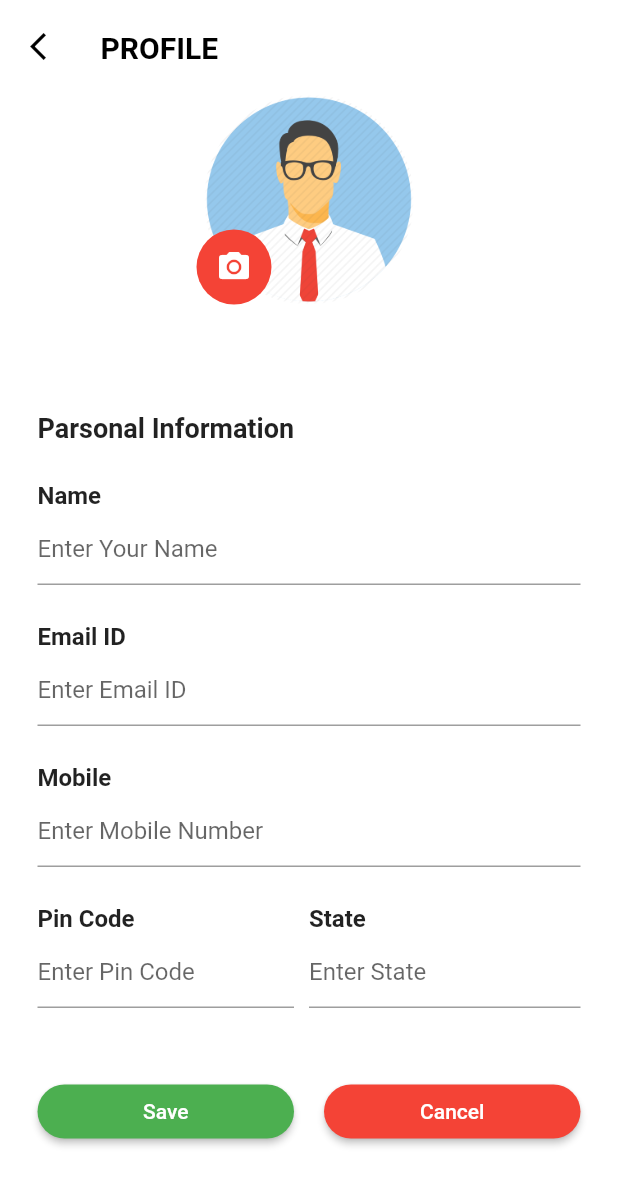
After one commit to barathprathosh/SupportPRO_APP, a Flutter app: the ProfilePage screen opened directly, after a tap on the "edit" icon, on a phone screen of 412 x 824 dp. The commit adds this screen. Shown: the top 1185 px of the screen. Run offline on Flutter 3.47's test engine with Material 2 defaults, Android fonts, the phone set to English and light mode, and no system bars; our stand-ins replace flutter_svg, form_field_validator; missing offline and left inert: flutter_overlay_loader; Roboto replaces fonts that are missing (sans-serif-light).

Commit message:
Login, Signup and My profile Created

```diff
--- /dev/null
+++ b/lib/Screens/Home/home_page.dart
@@ -0,0 +1,12 @@
+import 'package:flutter/material.dart';
+
+class HomePage extends StatelessWidget {
+  @override
+  Widget build(BuildContext context) {
+    return Scaffold(
+      appBar: AppBar(
+        title: Text("Home Page"),
+      ),
+    );
+  }
+}
--- a/lib/Screens/Login/components/body.dart
+++ b/lib/Screens/Login/components/body.dart
@@ -1,17 +1,29 @@
 import 'package:flutter/material.dart';
+import 'package:flutter_overlay_loader/flutter_overlay_loader.dart';
+import 'package:form_field_validator/form_field_validator.dart';
+import 'package:supportpro/Screens/Home/home_page.dart';
 import 'package:supportpro/Screens/Login/components/background.dart';
+import 'package:supportpro/Screens/Myprofile/myprofile.dart';
 import 'package:supportpro/Screens/Signup/signup_screen.dart';
 import 'package:supportpro/components/already_have_an_account_acheck.dart';
 import 'package:supportpro/components/rounded_button.dart';
 import 'package:supportpro/components/rounded_input_field.dart';
 import 'package:supportpro/components/rounded_password_field.dart';
 import 'package:flutter_svg/svg.dart';
+import 'package:supportpro/globals.dart';
+import 'package:http/http.dart' as http;
 
-class Body extends StatelessWidget {
-  const Body({
+class PasswordLoginPage extends StatefulWidget {
+  const PasswordLoginPage({
     Key key,
   }) : super(key: key);
 
+  @override
+  _PasswordLoginPageState createState() => _PasswordLoginPageState();
+}
+
+class _PasswordLoginPageState extends State<PasswordLoginPage> {
+  String username, password;
   @override
   Widget build(BuildContext context) {
     Size size = MediaQuery.of(context).size;
@@ -32,14 +44,18 @@ class Body extends StatelessWidget {
             SizedBox(height: size.height * 0.03),
             RoundedInputField(
               hintText: "Your Email",
-              onChanged: (value) {},
+              onChanged: (value) {
+                username = value;
+              },
             ),
             RoundedPasswordField(
-              onChanged: (value) {},
+              onChanged: (value) {
+                password = value;
+              },
             ),
             RoundedButton(
               text: "LOGIN",
-              press: () {},
+              press: () => verifyUser(username, password),
             ),
             SizedBox(height: size.height * 0.03),
             AlreadyHaveAnAccountCheck(
@@ -59,4 +75,48 @@ class Body extends StatelessWidget {
       ),
     );
   }
+
+  bool _obscureText = true;
+  void _toggle() {
+    setState(() {
+      _obscureText = !_obscureText;
+    });
+  }
+
+  TextEditingController textController = TextEditingController();
+  TextEditingController passwordController = TextEditingController();
+  final GlobalKey<ScaffoldState> scaffoldKey = GlobalKey<ScaffoldState>();
+  final formKey = GlobalKey<FormState>();
+  final requiredValidator =
+      RequiredValidator(errorText: 'This field is Required');
+
+  verifyUser(String username, String password) async {
+    print(username);
+    print(password);
+    setState(() {
+      Loader.show(context,
+          progressIndicator: CircularProgressIndicator(
+            backgroundColor: Colors.green,
+          ));
+    });
+    var url = Global.server + '/method/login';
+    Map data = {'usr': username, 'pwd': password};
+
+    Map<String, String> requestHeaders = {
+      'Content-Type': 'application/x-www-form-urlencoded',
+      'Accept': 'application/json'
+    };
+    var response = await http.post(url, body: data, headers: requestHeaders);
+    print(response.body);
+    // navigateToHome(response);
+    Loader.hide();
+    Navigator.push(
+      context,
+      MaterialPageRoute(
+        builder: (context) {
+          return ProfilePage();
+        },
+      ),
+    );
+  }
 }
--- a/lib/Screens/Login/login_screen.dart
+++ b/lib/Screens/Login/login_screen.dart
@@ -5,7 +5,7 @@ class LoginScreen extends StatelessWidget {
   @override
   Widget build(BuildContext context) {
     return Scaffold(
-      body: Body(),
+      body: PasswordLoginPage(),
     );
   }
 }
--- /dev/null
+++ b/lib/Screens/Myprofile/myprofile.dart
@@ -0,0 +1,386 @@
+import 'package:flutter/material.dart';
+import 'package:flutter/cupertino.dart';
+
+class ProfilePage extends StatefulWidget {
+  @override
+  MapScreenState createState() => MapScreenState();
+}
+
+class MapScreenState extends State<ProfilePage>
+    with SingleTickerProviderStateMixin {
+  bool _status = true;
+  final FocusNode myFocusNode = FocusNode();
+
+  @override
+  void initState() {
+    // TODO: implement initState
+    super.initState();
+  }
+
+  @override
+  Widget build(BuildContext context) {
+    return new Scaffold(
+        body: new Container(
+      color: Colors.white,
+      child: new ListView(
+        children: <Widget>[
+          Column(
+            children: <Widget>[
+              new Container(
+                height: 250.0,
+                color: Colors.white,
+                child: new Column(
+                  children: <Widget>[
+                    Padding(
+                        padding: EdgeInsets.only(left: 20.0, top: 20.0),
+                        child: new Row(
+                          crossAxisAlignment: CrossAxisAlignment.start,
+                          children: <Widget>[
+                            new Icon(
+                              Icons.arrow_back_ios,
+                              color: Colors.black,
+                              size: 22.0,
+                            ),
+                            Padding(
+                              padding: EdgeInsets.only(left: 25.0),
+                              child: new Text('PROFILE',
+                                  style: TextStyle(
+                                      fontWeight: FontWeight.bold,
+                                      fontSize: 20.0,
+                                      fontFamily: 'sans-serif-light',
+                                      color: Colors.black)),
+                            )
+                          ],
+                        )),
+                    Padding(
+                      padding: EdgeInsets.only(top: 20.0),
+                      child: new Stack(fit: StackFit.loose, children: <Widget>[
+                        new Row(
+                          crossAxisAlignment: CrossAxisAlignment.center,
+                          mainAxisAlignment: MainAxisAlignment.center,
+                          children: <Widget>[
+                            new Container(
+                                width: 140.0,
+                                height: 140.0,
+                                decoration: new BoxDecoration(
+                                  shape: BoxShape.circle,
+                                  image: new DecorationImage(
+                                    image: new ExactAssetImage(
+                                        'assets/images/as.png'),
+                                    fit: BoxFit.cover,
+                                  ),
+                                )),
+                          ],
+                        ),
+                        Padding(
+                            padding: EdgeInsets.only(top: 90.0, right: 100.0),
+                            child: new Row(
+                              mainAxisAlignment: MainAxisAlignment.center,
+                              children: <Widget>[
+                                new CircleAvatar(
+                                  backgroundColor: Colors.red,
+                                  radius: 25.0,
+                                  child: new Icon(
+                                    Icons.camera_alt,
+                                    color: Colors.white,
+                                  ),
+                                )
+                              ],
+                            )),
+                      ]),
+                    )
+                  ],
+                ),
+              ),
+              new Container(
+                color: Color(0xffFFFFFF),
+                child: Padding(
+                  padding: EdgeInsets.only(bottom: 25.0),
+                  child: new Column(
+                    crossAxisAlignment: CrossAxisAlignment.start,
+                    mainAxisAlignment: MainAxisAlignment.start,
+                    children: <Widget>[
+                      Padding(
+                          padding: EdgeInsets.only(
+                              left: 25.0, right: 25.0, top: 25.0),
+                          child: new Row(
+                            mainAxisAlignment: MainAxisAlignment.spaceBetween,
+                            mainAxisSize: MainAxisSize.max,
+                            children: <Widget>[
+                              new Column(
+                                mainAxisAlignment: MainAxisAlignment.start,
+                                mainAxisSize: MainAxisSize.min,
+                                children: <Widget>[
+                                  new Text(
+                                    'Parsonal Information',
+                                    style: TextStyle(
+                                        fontSize: 18.0,
+                                        fontWeight: FontWeight.bold),
+                                  ),
+                                ],
+                              ),
+                              new Column(
+                                mainAxisAlignment: MainAxisAlignment.end,
+                                mainAxisSize: MainAxisSize.min,
+                                children: <Widget>[
+                                  _status ? _getEditIcon() : new Container(),
+                                ],
+                              )
+                            ],
+                          )),
+                      Padding(
+                          padding: EdgeInsets.only(
+                              left: 25.0, right: 25.0, top: 25.0),
+                          child: new Row(
+                            mainAxisSize: MainAxisSize.max,
+                            children: <Widget>[
+                              new Column(
+                                mainAxisAlignment: MainAxisAlignment.start,
+                                mainAxisSize: MainAxisSize.min,
+                                children: <Widget>[
+                                  new Text(
+                                    'Name',
+                                    style: TextStyle(
+                                        fontSize: 16.0,
+                                        fontWeight: FontWeight.bold),
+                                  ),
+                                ],
+                              ),
+                            ],
+                          )),
+                      Padding(
+                          padding: EdgeInsets.only(
+                              left: 25.0, right: 25.0, top: 2.0),
+                          child: new Row(
+                            mainAxisSize: MainAxisSize.max,
+                            children: <Widget>[
+                              new Flexible(
+                                child: new TextField(
+                                  decoration: const InputDecoration(
+                                    hintText: "Enter Your Name",
+                                  ),
+                                  enabled: !_status,
+                                  autofocus: !_status,
+                                ),
+                              ),
+                            ],
+                          )),
+                      Padding(
+                          padding: EdgeInsets.only(
+                              left: 25.0, right: 25.0, top: 25.0),
+                          child: new Row(
+                            mainAxisSize: MainAxisSize.max,
+                            children: <Widget>[
+                              new Column(
+                                mainAxisAlignment: MainAxisAlignment.start,
+                                mainAxisSize: MainAxisSize.min,
+                                children: <Widget>[
+                                  new Text(
+                                    'Email ID',
+                                    style: TextStyle(
+                                        fontSize: 16.0,
+                                        fontWeight: FontWeight.bold),
+                                  ),
+                                ],
+                              ),
+                            ],
+                          )),
+                      Padding(
+                          padding: EdgeInsets.only(
+                              left: 25.0, right: 25.0, top: 2.0),
+                          child: new Row(
+                            mainAxisSize: MainAxisSize.max,
+                            children: <Widget>[
+                              new Flexible(
+                                child: new TextField(
+                                  decoration: const InputDecoration(
+                                      hintText: "Enter Email ID"),
+                                  enabled: !_status,
+                                ),
+                              ),
+                            ],
+                          )),
+                      Padding(
+                          padding: EdgeInsets.only(
+                              left: 25.0, right: 25.0, top: 25.0),
+                          child: new Row(
+                            mainAxisSize: MainAxisSize.max,
+                            children: <Widget>[
+                              new Column(
+                                mainAxisAlignment: MainAxisAlignment.start,
+                                mainAxisSize: MainAxisSize.min,
+                                children: <Widget>[
+                                  new Text(
+                                    'Mobile',
+                                    style: TextStyle(
+                                        fontSize: 16.0,
+                                        fontWeight: FontWeight.bold),
+                                  ),
+                                ],
+                              ),
+                            ],
+                          )),
+                      Padding(
+                          padding: EdgeInsets.only(
+                              left: 25.0, right: 25.0, top: 2.0),
+                          child: new Row(
+                            mainAxisSize: MainAxisSize.max,
+                            children: <Widget>[
+                              new Flexible(
+                                child: new TextField(
+                                  decoration: const InputDecoration(
+                                      hintText: "Enter Mobile Number"),
+                                  enabled: !_status,
+                                ),
+                              ),
+                            ],
+                          )),
+                      Padding(
+                          padding: EdgeInsets.only(
+                              left: 25.0, right: 25.0, top: 25.0),
+                          child: new Row(
+                            mainAxisSize: MainAxisSize.max,
+                            mainAxisAlignment: MainAxisAlignment.start,
+                            children: <Widget>[
+                              Expanded(
+                                child: Container(
+                                  child: new Text(
+                                    'Pin Code',
+                                    style: TextStyle(
+                                        fontSize: 16.0,
+                                        fontWeight: FontWeight.bold),
+                                  ),
+                                ),
+                                flex: 2,
+                              ),
+                              Expanded(
+                                child: Container(
+                                  child: new Text(
+                                    'State',
+                                    style: TextStyle(
+                                        fontSize: 16.0,
+                                        fontWeight: FontWeight.bold),
+                                  ),
+                                ),
+                                flex: 2,
+                              ),
+                            ],
+                          )),
+                      Padding(
+                          padding: EdgeInsets.only(
+                              left: 25.0, right: 25.0, top: 2.0),
+                          child: new Row(
+                            mainAxisSize: MainAxisSize.max,
+                            mainAxisAlignment: MainAxisAlignment.start,
+                            children: <Widget>[
+                              Flexible(
+                                child: Padding(
+                                  padding: EdgeInsets.only(right: 10.0),
+                                  child: new TextField(
+                                    decoration: const InputDecoration(
+                                        hintText: "Enter Pin Code"),
+                                    enabled: !_status,
+                                  ),
+                                ),
+                                flex: 2,
+                              ),
+                              Flexible(
+                                child: new TextField(
+                                  decoration: const InputDecoration(
+                                      hintText: "Enter State"),
+                                  enabled: !_status,
+                                ),
+                                flex: 2,
+                              ),
+                            ],
+                          )),
+                      !_status ? _getActionButtons() : new Container(),
+                    ],
+                  ),
+                ),
+              )
+            ],
+          ),
+        ],
+      ),
+    ));
+  }
+
+  @override
+  void dispose() {
+    // Clean up the controller when the Widget is disposed
+    myFocusNode.dispose();
+    super.dispose();
+  }
+
+  Widget _getActionButtons() {
+    return Padding(
+      padding: EdgeInsets.only(left: 25.0, right: 25.0, top: 45.0),
+      child: new Row(
+        mainAxisSize: MainAxisSize.max,
+        mainAxisAlignment: MainAxisAlignment.start,
+        children: <Widget>[
+          Expanded(
+            child: Padding(
+              padding: EdgeInsets.only(right: 10.0),
+              child: Container(
+                  child: new RaisedButton(
+                child: new Text("Save"),
+                textColor: Colors.white,
+                color: Colors.green,
+                onPressed: () {
+                  setState(() {
+                    _status = true;
+                    FocusScope.of(context).requestFocus(new FocusNode());
+                  });
+                },
+                shape: new RoundedRectangleBorder(
+                    borderRadius: new BorderRadius.circular(20.0)),
+              )),
+            ),
+            flex: 2,
+          ),
+          Expanded(
+            child: Padding(
+              padding: EdgeInsets.only(left: 10.0),
+              child: Container(
+                  child: new RaisedButton(
+                child: new Text("Cancel"),
+                textColor: Colors.white,
+                color: Colors.red,
+                onPressed: () {
+                  setState(() {
+                    _status = true;
+                    FocusScope.of(context).requestFocus(new FocusNode());
+                  });
+                },
+                shape: new RoundedRectangleBorder(
+                    borderRadius: new BorderRadius.circular(20.0)),
+              )),
+            ),
+            flex: 2,
+          ),
+        ],
+      ),
+    );
+  }
+
+  Widget _getEditIcon() {
+    return new GestureDetector(
+      child: new CircleAvatar(
+        backgroundColor: Colors.red,
+        radius: 14.0,
+        child: new Icon(
+          Icons.edit,
+          color: Colors.white,
+          size: 16.0,
+        ),
+      ),
+      onTap: () {
+        setState(() {
+          _status = false;
+        });
+      },
+    );
+  }
+}
--- a/lib/Screens/Signup/components/body.dart
+++ b/lib/Screens/Signup/components/body.dart
@@ -29,6 +29,10 @@ class Body extends StatelessWidget {
             ),
             RoundedInputField(
               hintText: "Your Email",
+              onChanged: (value) {},
+            ),
+            RoundedInputField(
+              hintText: "Mobile No",
               onChanged: (value) {},
             ),
             RoundedPasswordField(
--- a/lib/Screens/Welcome/components/body.dart
+++ b/lib/Screens/Welcome/components/body.dart
@@ -1,5 +1,6 @@
 import 'package:flutter/material.dart';
 import 'package:supportpro/Screens/Login/login_screen.dart';
+import 'package:supportpro/Screens/Myprofile/myprofile.dart';
 import 'package:supportpro/Screens/Signup/signup_screen.dart';
 import 'package:supportpro/Screens/Welcome/components/background.dart';
 import 'package:supportpro/components/rounded_button.dart';
@@ -17,7 +18,7 @@ class Body extends StatelessWidget {
           mainAxisAlignment: MainAxisAlignment.center,
           children: <Widget>[
             Text(
-              "WELCOME TO EDU",
+              "WELCOME TO SupportPRO",
               style: TextStyle(fontWeight: FontWeight.bold),
             ),
             SizedBox(height: size.height * 0.05),
@@ -54,6 +55,21 @@ class Body extends StatelessWidget {
                 );
               },
             ),
+            RoundedButton(
+              text: "My Profile",
+              color: kPrimaryLightColor,
+              textColor: Colors.black,
+              press: () {
+                Navigator.push(
+                  context,
+                  MaterialPageRoute(
+                    builder: (context) {
+                      return ProfilePage();
+                    },
+                  ),
+                );
+              },
+            ),
           ],
         ),
       ),
--- /dev/null
+++ b/lib/globals.dart
@@ -0,0 +1,10 @@
+import 'dart:ui';
+import 'package:flutter/material.dart';
+
+class Global {
+  static const Color white = const Color(0xffffffff);
+  static const Color mediumBlue = Colors.green;
+  static const List validEmail = ['test@gmail.com'];
+  static const server = '192.168.0.139/api';
+  static const baseUrl = '192.168.0.139/';
+}
```
Also changed, not shown: pubspec.yaml (+37 -0 lines), assets/images/as.png (added), assets/images/email_icon.png (added), assets/images/password_icon.png (added), assets/images/user_icon.png (added), pubspec.lock.
